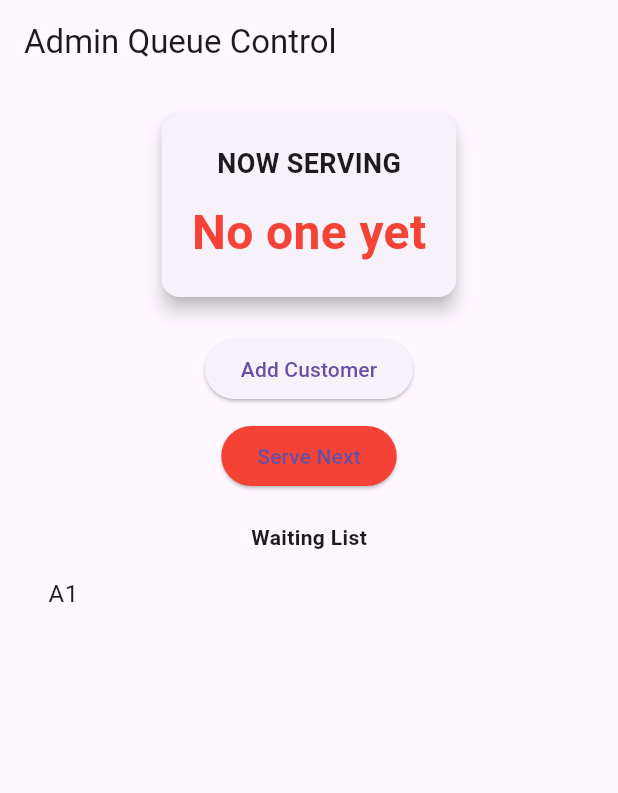
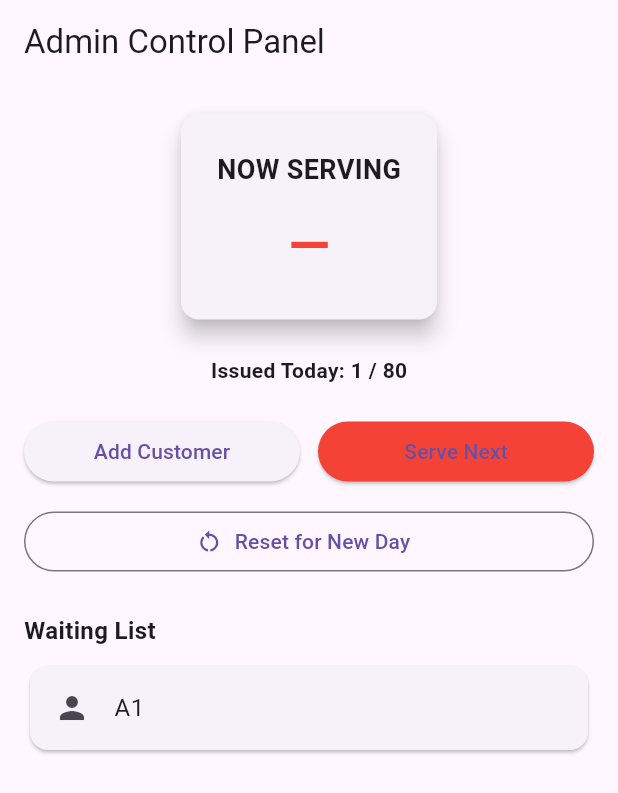
Before and after one commit to jastin213/Queue_Tracking_App, a Flutter app: the AdminPage screen opened directly, after a tap on "Add Customer", on a phone screen of 412 x 824 dp. Shown: the top 793 px of the screen. Run offline on Flutter 3.47's test engine with Material 3 defaults, Android fonts, the phone set to English and light mode, and no system bars.

Commit message:
Queue limit, improve ui, fixed bug

```diff
--- a/lib/screens/admin_page.dart
+++ b/lib/screens/admin_page.dart
@@ -1,8 +1,11 @@
 import 'package:flutter/material.dart';
 
 List<String> globalQueue = [];
-int currentServingIndex = -1;
-int averageServiceTime = 6; // minutes per vehicle
+int currentServingNumber = 0;
+int averageServiceTime = 6;
+
+int nextQueueNumber = 1;
+const int maxQueueLimit = 80;
 
 class AdminPage extends StatefulWidget {
   const AdminPage({super.key});
@@ -12,51 +15,92 @@ class AdminPage extends StatefulWidget {
 }
 
 class _AdminPageState extends State<AdminPage> {
+
   void addQueue() {
+    if (nextQueueNumber > maxQueueLimit) {
+      ScaffoldMessenger.of(context).showSnackBar(
+        const SnackBar(
+          content: Text("QUEUE CLOSED — Daily limit reached (80)"),
+        ),
+      );
+      return;
+    }
+
     setState(() {
-      String queueNumber = "A${globalQueue.length + 1}";
-      globalQueue.add(queueNumber);
+      globalQueue.add("A$nextQueueNumber");
+      nextQueueNumber++;
     });
   }
 
   void serveNext() {
-    if (globalQueue.isNotEmpty) {
+    if (globalQueue.isEmpty) return;
+
     setState(() {
-        currentServingIndex++;
-        globalQueue.removeAt(0);
+      String served = globalQueue.removeAt(0);
+      currentServingNumber = int.parse(served.substring(1));
     });
   }
+
+  void resetDay() {
+    showDialog(
+      context: context,
+      builder: (_) => AlertDialog(
+        title: const Text("Reset Queue for New Day?"),
+        content: const Text(
+            "This will clear all queue data and restart numbering from A1."),
+        actions: [
+          TextButton(
+            onPressed: () => Navigator.pop(context),
+            child: const Text("Cancel"),
+          ),
+          ElevatedButton(
+            onPressed: () {
+              setState(() {
+                globalQueue.clear();
+                currentServingNumber = 0;
+                nextQueueNumber = 1;
+              });
+              Navigator.pop(context);
+              ScaffoldMessenger.of(context).showSnackBar(
+                const SnackBar(content: Text("New service day started.")),
+              );
+            },
+            style: ElevatedButton.styleFrom(backgroundColor: Colors.red),
+            child: const Text("Confirm Reset"),
+          ),
+        ],
+      ),
+    );
   }
 
   @override
   Widget build(BuildContext context) {
     return Scaffold(
-      appBar: AppBar(title: const Text("Admin Queue Control")),
+      appBar: AppBar(title: const Text("Admin Control Panel")),
       body: Padding(
         padding: const EdgeInsets.all(16),
         child: Column(
           children: [
-            // NOW SERVING
+
+            // NOW SERVING CARD
             Card(
-              elevation: 5,
+              elevation: 6,
+              shape: RoundedRectangleBorder(
+                  borderRadius: BorderRadius.circular(12)),
               child: Padding(
-                padding: const EdgeInsets.all(20),
+                padding: const EdgeInsets.all(24),
                 child: Column(
                   children: [
-                    const Text(
-                      "NOW SERVING",
+                    const Text("NOW SERVING",
                         style: TextStyle(
-                        fontSize: 18,
-                        fontWeight: FontWeight.bold,
-                      ),
-                    ),
-                    const SizedBox(height: 10),
+                            fontSize: 18, fontWeight: FontWeight.bold)),
+                    const SizedBox(height: 12),
                     Text(
-                      currentServingIndex < 0
-                          ? "No one yet"
-                          : "A${currentServingIndex + 1}",
+                      currentServingNumber == 0
+                          ? "—"
+                          : "A$currentServingNumber",
                       style: const TextStyle(
-                        fontSize: 32,
+                        fontSize: 36,
                         fontWeight: FontWeight.bold,
                         color: Colors.red,
                       ),
@@ -68,31 +112,66 @@ class _AdminPageState extends State<AdminPage> {
 
             const SizedBox(height: 20),
 
-            ElevatedButton(
+            Text(
+              "Issued Today: ${nextQueueNumber - 1} / 80",
+              style: const TextStyle(fontWeight: FontWeight.bold),
+            ),
+
+            const SizedBox(height: 20),
+
+            // BUTTON ROW
+            Row(
+              children: [
+                Expanded(
+                  child: ElevatedButton(
                     onPressed: addQueue,
                     child: const Text("Add Customer"),
                   ),
-            const SizedBox(height: 10),
-            ElevatedButton(
+                ),
+                const SizedBox(width: 12),
+                Expanded(
+                  child: ElevatedButton(
                     onPressed: serveNext,
                     style: ElevatedButton.styleFrom(
-                backgroundColor: Colors.red,
-              ),
+                        backgroundColor: Colors.red),
                     child: const Text("Serve Next"),
                   ),
+                ),
+              ],
+            ),
 
-            const SizedBox(height: 20),
-            const Text(
-              "Waiting List",
-              style: TextStyle(fontWeight: FontWeight.bold),
+            const SizedBox(height: 12),
+
+            // RESET BUTTON
+            SizedBox(
+              width: double.infinity,
+              child: OutlinedButton.icon(
+                onPressed: resetDay,
+                icon: const Icon(Icons.restart_alt),
+                label: const Text("Reset for New Day"),
               ),
+            ),
+
+            const SizedBox(height: 24),
+
+            const Align(
+              alignment: Alignment.centerLeft,
+              child: Text("Waiting List",
+                  style: TextStyle(
+                      fontSize: 16, fontWeight: FontWeight.bold)),
+            ),
+
+            const SizedBox(height: 8),
 
             Expanded(
               child: ListView.builder(
                 itemCount: globalQueue.length,
                 itemBuilder: (context, index) {
-                  return ListTile(
+                  return Card(
+                    child: ListTile(
+                      leading: const Icon(Icons.person),
                       title: Text(globalQueue[index]),
+                    ),
                   );
                 },
               ),
```
Also changed, not shown: lib/screens/track_page.dart (+48 -22 lines). Lines whose indentation alone changed are shown as unchanged.
